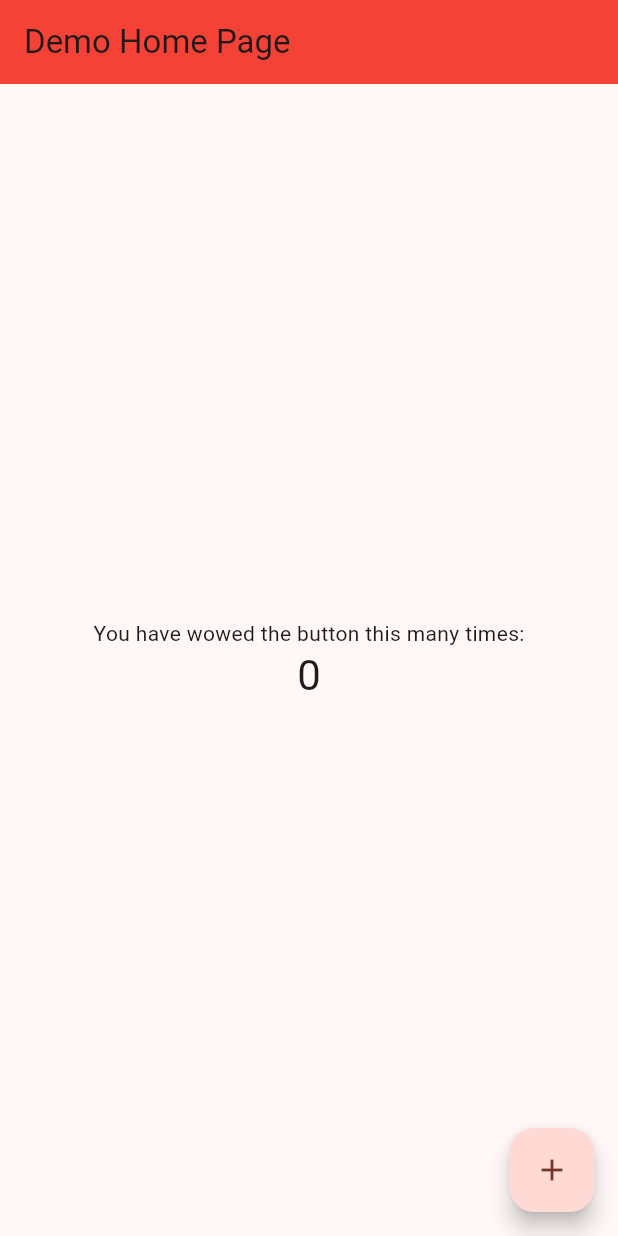
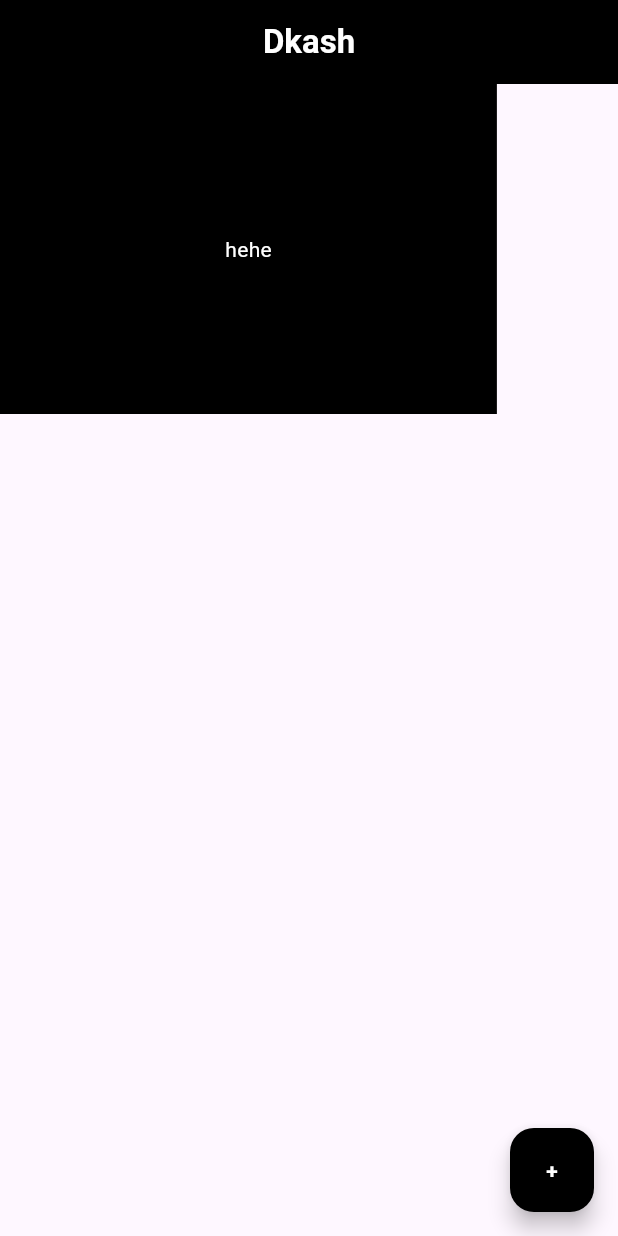
Before and after one commit to MrKhawaja/My-First-Flutter-App, a Flutter app: the screen it shows after launch, on a phone screen of 412 x 824 dp. Run offline on Flutter 3.47's test engine with Material 3 defaults, Android fonts, the phone set to English and light mode, and no system bars.

Commit message:
learned upto 10

```diff
--- a/flutter_application_1/lib/main.dart
+++ b/flutter_application_1/lib/main.dart
@@ -1,3 +1,5 @@
+import 'dart:math';
+
 import 'package:flutter/material.dart';
 
 void main() {
@@ -7,119 +9,38 @@ void main() {
 class MyApp extends StatelessWidget {
   const MyApp({super.key});
 
-  // This widget is the root of your application.
+  final int value = 0;
+
   @override
   Widget build(BuildContext context) {
-    return MaterialApp(
-      title: 'Flutter Demo',
-      theme: ThemeData(
-        // This is the theme of your application.
-        //
-        // TRY THIS: Try running your application with "flutter run". You'll see
-        // the application has a purple toolbar. Then, without quitting the app,
-        // try changing the seedColor in the colorScheme below to Colors.green
-        // and then invoke "hot reload" (save your changes or press the "hot
-        // reload" button in a Flutter-supported IDE, or press "r" if you used
-        // the command line to start the app).
-        //
-        // Notice that the counter didn't reset back to zero; the application
-        // state is not lost during the reload. To reset the state, use hot
-        // restart instead.
-        //
-        // This works for code too, not just values: Most code changes can be
-        // tested with just a hot reload.
-        colorScheme: ColorScheme.fromSeed(seedColor: Colors.red),
-        useMaterial3: true,
-      ),
-      home: const MyHomePage(title: 'Demo Home Page'),
-    );
+    return const MaterialApp(
+      home: Home()
+      );
   }
 }
 
-class MyHomePage extends StatefulWidget {
-  const MyHomePage({super.key, required this.title});
-
-  // This widget is the home page of your application. It is stateful, meaning
-  // that it has a State object (defined below) that contains fields that affect
-  // how it looks.
-
-  // This class is the configuration for the state. It holds the values (in this
-  // case the title) provided by the parent (in this case the App widget) and
-  // used by the build method of the State. Fields in a Widget subclass are
-  // always marked "final".
-
-  final String title;
+class Home extends StatelessWidget {
+  const Home({super.key});
 
   @override
-  State<MyHomePage> createState() => _MyHomePageState();
-}
-
-class _MyHomePageState extends State<MyHomePage> {
-  int _counter = 0;
-
-  void _incrementCounter() {
-    setState(() {
-      // This call to setState tells the Flutter framework that something has
-      // changed in this State, which causes it to rerun the build method below
-      // so that the display can reflect the updated values. If we changed
-      // _counter without calling setState(), then the build method would not be
-      // called again, and so nothing would appear to happen.
-      _counter++;
-    });
+  Widget build(BuildContext context){
+    return Scaffold(
+        appBar: AppBar(
+          title: const Text('Dkash',style:TextStyle(color: Colors.white,fontWeight: FontWeight.bold)),
+          centerTitle: true,
+          backgroundColor: Colors.black,
+        ),
+        body: Container(
+          color:Colors.black,
+          padding: EdgeInsets.symmetric(horizontal:150.0,vertical: 100),
+          child:Text("hehe",style: TextStyle(color:Colors.white))
+        ),
+        floatingActionButton: FloatingActionButton(
+          onPressed: () { },
+          backgroundColor: Colors.black,
+          child: const Text("+",style:TextStyle(color:Colors.white,fontWeight: FontWeight.bold)),
+        ),
+        );
   }
 
-  @override
-  Widget build(BuildContext context) {
-    // This method is rerun every time setState is called, for instance as done
-    // by the _incrementCounter method above.
-    //
-    // The Flutter framework has been optimized to make rerunning build methods
-    // fast, so that you can just rebuild anything that needs updating rather
-    // than having to individually change instances of widgets.
-    return Scaffold(
-      appBar: AppBar(
-        // TRY THIS: Try changing the color here to a specific color (to
-        // Colors.amber, perhaps?) and trigger a hot reload to see the AppBar
-        // change color while the other colors stay the same.
-        backgroundColor: Colors.red,
-        // Here we take the value from the MyHomePage object that was created by
-        // the App.build method, and use it to set our appbar title.
-        title: Text(widget.title),
-      ),
-      body: Center(
-        // Center is a layout widget. It takes a single child and positions it
-        // in the middle of the parent.
-        child: Column(
-          // Column is also a layout widget. It takes a list of children and
-          // arranges them vertically. By default, it sizes itself to fit its
-          // children horizontally, and tries to be as tall as its parent.
-          //
-          // Column has various properties to control how it sizes itself and
-          // how it positions its children. Here we use mainAxisAlignment to
-          // center the children vertically; the main axis here is the vertical
-          // axis because Columns are vertical (the cross axis would be
-          // horizontal).
-          //
-          // TRY THIS: Invoke "debug painting" (choose the "Toggle Debug Paint"
-          // action in the IDE, or press "p" in the console), to see the
-          // wireframe for each widget.
-          mainAxisAlignment: MainAxisAlignment.center,
-          children: <Widget>[
-            const Text(
-              'You have wowed the button this many times:',
-            ),
-            Text(
-              '$_counter',
-              style: Theme.of(context).textTheme.headlineMedium,
-            ),
-          ],
-        ),
-      ),
-      floatingActionButton: FloatingActionButton(
-        onPressed: _incrementCounter,
-        tooltip: 'Increment',
-        child: const Icon(Icons.add),
-      ), // This trailing comma makes auto-formatting nicer for build methods.
-    );
-  }
 }
--- a/flutter_application_1/pubspec.yaml
+++ b/flutter_application_1/pubspec.yaml
@@ -59,8 +59,8 @@ flutter:
   uses-material-design: true
 
   # To add assets to your application, add an assets section, like this:
-  # assets:
-  #   - images/a_dot_burr.jpeg
+  assets:
+    - assets/hoho.jpg
   #   - images/a_dot_ham.jpeg
 
   # An image asset can refer to one or more resolution-specific "variants", see
```
Also changed, not shown: flutter_application_1/lib/main copy.dart (added, +125 -0 lines), flutter_application_1/assets/hoho.jpg (added).
